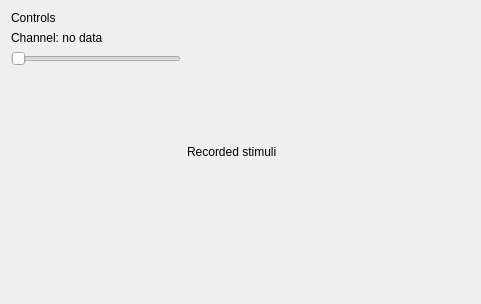
Qt form app/ui/analyze_io_window.ui (teuncm/wormenpracticum) before a commit.
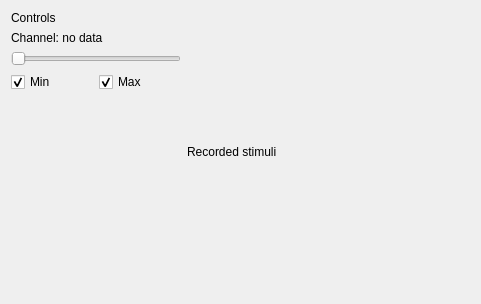
The same form after that commit.

```diff
--- a/app/ui/analyze_io_window.ui
+++ b/app/ui/analyze_io_window.ui
@@ -39,6 +39,24 @@
        <property name="accessibleName"><string>Measurement channel</string></property>
       </widget>
      </item>
+     <item>
+      <layout class="QHBoxLayout" name="extremaLayout">
+       <item>
+        <widget class="QCheckBox" name="minCheckBox">
+         <property name="text"><string>Min</string></property>
+         <property name="toolTip"><string>Mark the first occurrence of the minimum voltage in each stimulus.</string></property>
+         <property name="checked"><bool>true</bool></property>
+        </widget>
+       </item>
+       <item>
+        <widget class="QCheckBox" name="maxCheckBox">
+         <property name="text"><string>Max</string></property>
+         <property name="toolTip"><string>Mark the first occurrence of the maximum voltage in each stimulus.</string></property>
+         <property name="checked"><bool>true</bool></property>
+        </widget>
+       </item>
+      </layout>
+     </item>
      <item>
       <spacer name="verticalSpacer_2">
        <property name="orientation">
```
